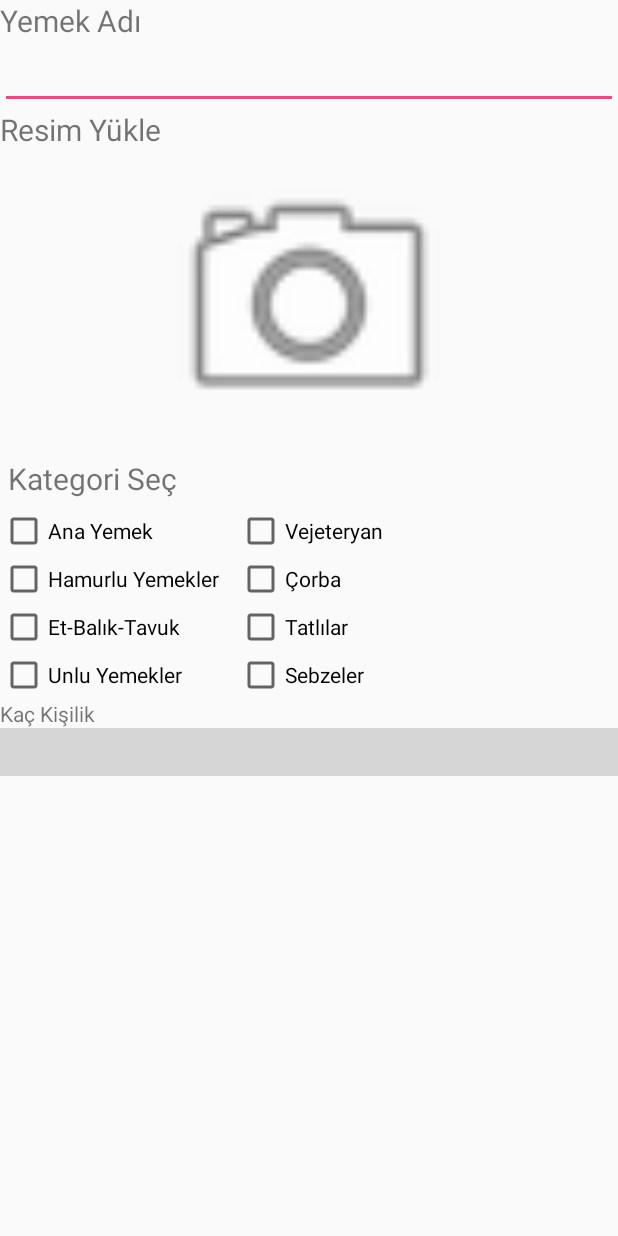
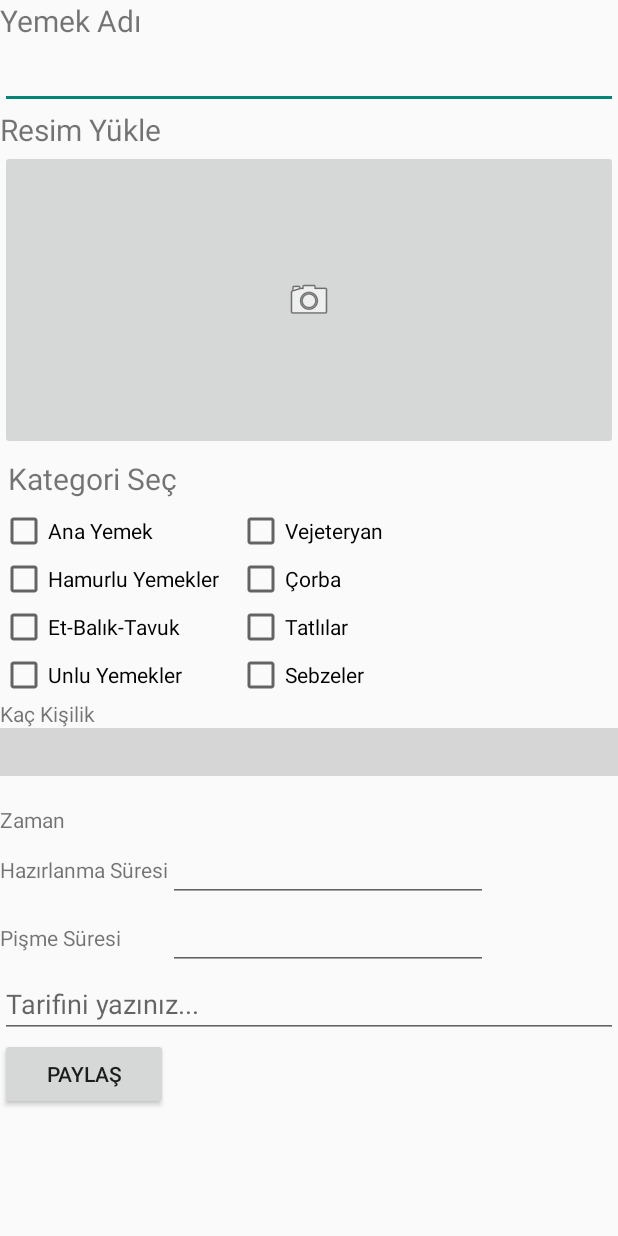
Before and after one commit to enderimen/Chef, an Android app: the layout activity_paylasim_yap.xml on its own in the app's theme, with its tools: preview values and no code run, on a phone screen of 412 x 824 dp. Run offline under Robolectric (Android 15) with nearby library versions, the phone set to English and light mode, and no system bars; plain views replace BubbleSeekBar; grey boxes are pictures that could not be loaded.

Commit message:
21.12.2017

```diff
--- a/app/build.gradle
+++ b/app/build.gradle
@@ -35,6 +35,7 @@ dependencies {
     compile 'com.google.android.gms:play-services-auth:11.2.2'
     compile 'com.firebaseui:firebase-ui-auth:2.3.0'
     compile 'com.xw.repo:bubbleseekbar:3.5-lite'
+    implementation 'com.android.support:mediarouter-v7:26.1.0'
 }
 configurations.all {
     resolutionStrategy.eachDependency { details ->
--- a/app/src/main/AndroidManifest.xml
+++ b/app/src/main/AndroidManifest.xml
@@ -14,7 +14,7 @@
         android:label="@string/app_name"
         android:roundIcon="@drawable/chef_logo"
         android:supportsRtl="true"
-        android:theme="@style/AppTheme">
+        android:theme="@style/Theme.AppCompat.Light.NoActionBar">
         <activity
             android:name=".splash"
             android:label="Splash Screen">
@@ -25,8 +25,7 @@
             </intent-filter>
         </activity>
         <activity android:name=".MainActivity">
-            android:label="@string/app_name"
-            android:theme="@style/AppTheme.NoActionBar">
+
             <intent-filter>
                 <action android:name="android.intent.action.MAIN" />
 
--- /dev/null
+++ b/app/src/main/res/drawable/tab.xml
@@ -0,0 +1,4 @@
+<?xml version="1.0" encoding="utf-8"?>
+<selector xmlns:android="http://schemas.android.com/apk/res/android">
+
+</selector>
--- a/app/src/main/res/layout/activity_main.xml
+++ b/app/src/main/res/layout/activity_main.xml
@@ -11,7 +11,9 @@
     <include
         layout="@layout/app_bar_main"
         android:layout_width="match_parent"
-        android:layout_height="match_parent" />
+        android:layout_height="match_parent"
+        />
+
 
     <android.support.design.widget.NavigationView
         android:id="@+id/nav_view"
@@ -23,4 +25,5 @@
         app:headerLayout="@layout/nav_header_main"
         app:menu="@menu/activity_main_drawer" />
 
+
 </android.support.v4.widget.DrawerLayout>
--- a/app/src/main/res/layout/activity_paylasim_yap.xml
+++ b/app/src/main/res/layout/activity_paylasim_yap.xml
@@ -25,7 +25,7 @@
                 android:orientation="vertical">
 
                 <TextView
-                    android:id="@+id/yemek_adi"
+                    android:id="@+id/txt_yemek_adi"
                     android:layout_width="wrap_content"
                     android:layout_height="wrap_content"
                     android:layout_alignParentStart="true"
@@ -34,7 +34,7 @@
                     android:textSize="20dp" />
 
                 <EditText
-                    android:id="@+id/editText_baslik"
+                    android:id="@+id/edit_yemek_adi"
                     android:layout_width="match_parent"
                     android:layout_height="wrap_content"
                     android:layout_alignParentStart="true"
@@ -51,8 +51,9 @@
                     android:text="Resim Yükle"
                     android:textSize="20dp" />
 
-                <ImageView
+                <ImageButton
                     android:id="@+id/image_resim_yukle"
+                    style="@android:style/Widget.Material.Light.ImageButton"
                     android:layout_width="match_parent"
                     android:layout_height="200dp"
                     android:layout_alignParentStart="true"
@@ -161,10 +162,70 @@
                     />
 
                 <TextView
-                    android:id="@+id/txtView"
+                    android:id="@+id/txt_seekbar_ekranda_goster"
                     android:layout_gravity="center_horizontal"
                     android:layout_width="wrap_content"
                     android:layout_height="wrap_content" />
+                <TextView
+                    android:id="@+id/txt_zaman"
+                    android:layout_width="match_parent"
+                    android:layout_height="wrap_content"
+                    android:text="Zaman" />
+                <TableLayout
+
+                    android:layout_width="match_parent"
+                    android:layout_height="match_parent">
+                    <TableRow>
+
+                    <TextView
+                        android:id="@+id/txt_zaman_hazirlanma"
+                        android:layout_width="match_parent"
+                        android:layout_height="wrap_content"
+                        android:text="Hazırlanma Süresi" />
+                    <EditText
+                        android:id="@+id/edit_zaman_hazirlanma"
+                        android:layout_width="match_parent"
+                        android:layout_height="wrap_content"
+                        android:ems="10"
+                        android:inputType="textPersonName"
+                        android:text="" />
+
+                    </TableRow>
+                    <TableRow>
+                        <TextView
+                            android:id="@+id/txt_zaman_pisme"
+                            android:layout_width="match_parent"
+                            android:layout_height="wrap_content"
+                            android:text="Pişme Süresi" />
+                        <EditText
+                            android:id="@+id/edit_zaman_pisme"
+                            android:layout_width="match_parent"
+                            android:layout_height="wrap_content"
+                            android:ems="10"
+                            android:inputType="textPersonName"
+                            android:text="" />
+
+                    </TableRow>
+
+                    <EditText
+                        android:id="@+id/edit_tarif"
+                        android:layout_width="match_parent"
+                        android:layout_height="wrap_content"
+                        android:ems="10"
+                        android:inputType="textMultiLine"
+                        android:hint="Tarifini yazınız..." />
+
+                    <TableRow>
+                        <Button
+                            android:id="@+id/button_gonder"
+                            android:layout_width="wrap_content"
+                            android:layout_height="wrap_content"
+                            android:text="Paylaş" />
+                    </TableRow>
+                </TableLayout>
+
+
+
 
             </LinearLayout>
 
--- a/app/src/main/res/layout/nav_header_main.xml
+++ b/app/src/main/res/layout/nav_header_main.xml
@@ -3,7 +3,7 @@
     xmlns:app="http://schemas.android.com/apk/res-auto"
     android:layout_width="match_parent"
     android:layout_height="@dimen/nav_header_height"
-    android:background="@drawable/side_nav_bar"
+    android:background="@drawable/slide_bg"
     android:gravity="bottom"
     android:orientation="vertical"
     android:paddingBottom="@dimen/activity_vertical_margin"
@@ -17,13 +17,13 @@
         android:layout_width="wrap_content"
         android:layout_height="wrap_content"
         android:paddingTop="@dimen/nav_header_vertical_spacing"
-        app:srcCompat="@mipmap/ic_launcher_round" />
+        app:srcCompat="@mipmap/chef_logo" />
 
     <TextView
         android:layout_width="match_parent"
         android:layout_height="wrap_content"
         android:paddingTop="@dimen/nav_header_vertical_spacing"
-        android:text="Android Studio"
+        android:text="Kulanıcı Adı"
         android:textAppearance="@style/TextAppearance.AppCompat.Body1" />
 
     <TextView
--- a/app/src/main/res/menu/activity_main_drawer.xml
+++ b/app/src/main/res/menu/activity_main_drawer.xml
@@ -8,7 +8,8 @@
         <item
             android:id="@+id/nav_camera"
             android:icon="@drawable/ic_menu_camera"
-            android:title="Profilim" />
+            android:title="Profilim"
+            />
         <item
             android:id="@+id/nav_gallery"
             android:icon="@drawable/ic_menu_gallery"
--- /dev/null
+++ b/app/src/main/res/menu/main.xml
@@ -0,0 +1,6 @@
+<?xml version="1.0" encoding="utf-8"?>
+<menu xmlns:tools="http://schemas.android.com/tools"
+    xmlns:app="http://schemas.android.com/apk/res-auto"
+    xmlns:android="http://schemas.android.com/apk/res/android">
+
+</menu>
--- a/app/src/main/res/values/strings.xml
+++ b/app/src/main/res/values/strings.xml
@@ -3,6 +3,6 @@
 
     <string name="navigation_drawer_open">Open navigation drawer</string>
     <string name="navigation_drawer_close">Close navigation drawer</string>
-
     <string name="action_settings">Settings</string>
+    <string name="button_name">Ana Sayfa</string>
 </resources>
```
Also changed, not shown: app/src/main/java/com/example/acer/chef/MainActivity.java (+36 -27 lines), app/src/main/java/com/example/acer/chef/PaylasimYap.java (+140 -4 lines), app/src/main/java/com/example/acer/chef/Profil.java (added, +48 -0 lines), app/src/main/res/layout/app_bar_main.xml (+7 -0 lines), app/src/main/res/layout/sayfa2.xml (added, +15 -0 lines), app/src/main/res/drawable/slide_bg.png (added), 292 other files.
